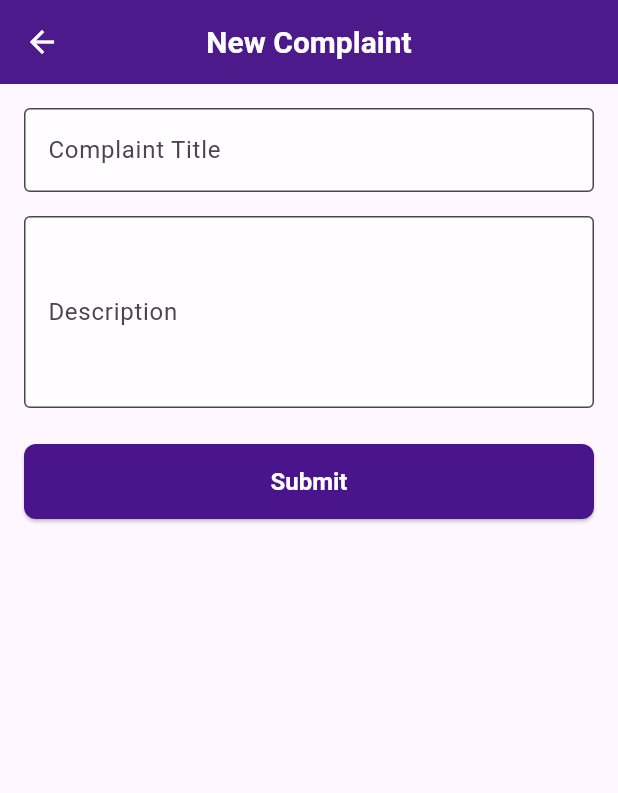
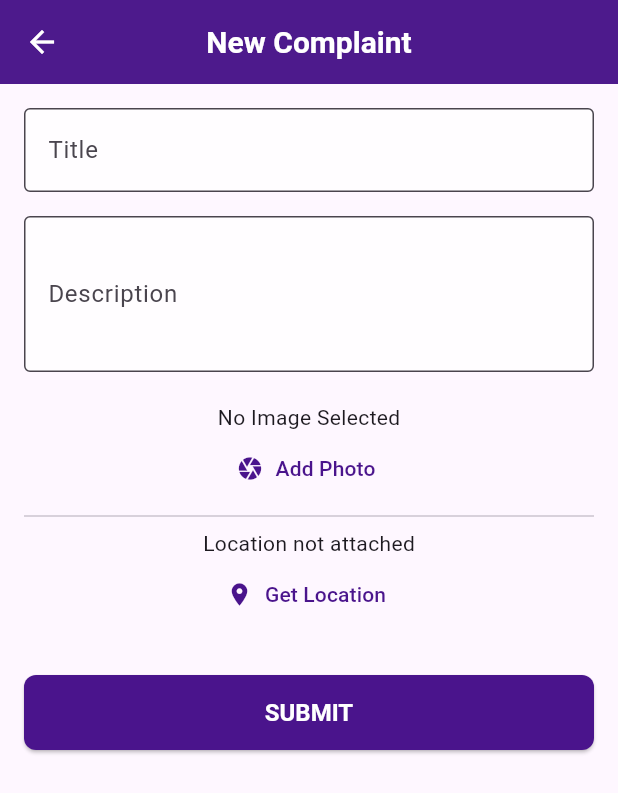
Before and after one commit to ranjith23-hub/complaint_system, a Flutter app: the CitizenDashboardScreen screen opened directly, after a tap on "New Complaint", on a phone screen of 412 x 824 dp. Shown: the top 793 px of the screen. Run offline on Flutter 3.47's test engine with Material 3 defaults, Android fonts, the light colour scheme and no system bars; our stand-ins replace cloud_firestore, firebase_auth, firebase_core, geolocator, image_picker; accounts and stored records are empty; generated files the repository leaves out were written again.

Commit message:
location in add complaint

```diff
--- a/lib/complaint_card.dart
+++ b/lib/complaint_card.dart
@@ -38,6 +38,7 @@ class ComplaintCard extends StatelessWidget {
                     overflow: TextOverflow.ellipsis,
                   ),
                 ),
+
                 Text(
                   DateFormat('MMM d, yyyy').format(complaint.date), // Requires intl package
                   // OR use simple text if you don't have intl:
--- a/lib/screens/add_complaint_screen.dart
+++ b/lib/screens/add_complaint_screen.dart
@@ -1,6 +1,73 @@
+import 'dart:io';
 import 'package:flutter/material.dart';
+import 'package:image_picker/image_picker.dart';
+import 'package:geolocator/geolocator.dart';
 import 'package:cloud_firestore/cloud_firestore.dart';
 import 'package:firebase_auth/firebase_auth.dart';
+//import 'package:firebase_storage/firebase_storage.dart'; // Add this for images
+
+
+class ComplaintSearchDelegate extends SearchDelegate {
+  @override
+  List<Widget>? buildActions(BuildContext context) {
+    return [
+      IconButton(icon: const Icon(Icons.clear), onPressed: () => query = ""),
+    ];
+  }
+
+  @override
+  Widget? buildLeading(BuildContext context) {
+    return IconButton(
+      icon: const Icon(Icons.arrow_back),
+      onPressed: () => close(context, null),
+    );
+  }
+
+  @override
+  Widget buildResults(BuildContext context) {
+    // This triggers when the user hits "Enter"
+    return _buildSearchResults(query);
+  }
+
+  @override
+  Widget buildSuggestions(BuildContext context) {
+    // This triggers while the user is typing
+    if (query.isEmpty) return const Center(child: Text("Search by ID (e.g., COM-123...)"));
+    return _buildSearchResults(query);
+  }
+
+  // --- Helper to query Firestore ---
+  Widget _buildSearchResults(String searchText) {
+    return StreamBuilder<QuerySnapshot>(
+      stream: FirebaseFirestore.instance
+          .collection('complaints')
+          .where('complaintId', isGreaterThanOrEqualTo: searchText.trim().toUpperCase())
+          .where('complaintId', isLessThanOrEqualTo: searchText.trim().toUpperCase() + '\uf8ff')
+          .snapshots(),
+      builder: (context, snapshot) {
+        if (!snapshot.hasData) return const Center(child: CircularProgressIndicator());
+
+        var docs = snapshot.data!.docs;
+        if (docs.isEmpty) return const Center(child: Text("No complaints found."));
+
+        return ListView.builder(
+          itemCount: docs.length,
+          itemBuilder: (context, index) {
+            var data = docs[index].data() as Map<String, dynamic>;
+            return ListTile(
+              title: Text(data['complaintId']),
+              subtitle: Text(data['title']),
+              onTap: () {
+                // Navigate to the detail page we built earlier
+                // close(context, null); // Close search
+              },
+            );
+          },
+        );
+      },
+    );
+  }
+}
 
 class AddComplaintScreen extends StatefulWidget {
   const AddComplaintScreen({super.key});
@@ -11,40 +78,81 @@ class AddComplaintScreen extends StatefulWidget {
 
 class _AddComplaintScreenState extends State<AddComplaintScreen> {
   final _formKey = GlobalKey<FormState>();
-  final TextEditingController _titleController = TextEditingController();
-  final TextEditingController _descController = TextEditingController();
+  final _titleController = TextEditingController();
+  final _descController = TextEditingController();
+
+  File? _image;
+  Position? _currentPosition;
   bool _isSubmitting = false;
+  bool _isLocating = false;
 
+  // --- Logic: Pick Image ---
+  Future<void> _pickImage() async {
+    final pickedFile = await ImagePicker().pickImage(source: ImageSource.gallery, imageQuality: 70);
+    if (pickedFile != null) {
+      setState(() => _image = File(pickedFile.path));
+    }
+  }
+
+  // --- Logic: Get Location ---
+  Future<void> _getCurrentLocation() async {
+    setState(() => _isLocating = true);
+    try {
+      LocationPermission permission = await Geolocator.checkPermission();
+      if (permission == LocationPermission.denied) {
+        permission = await Geolocator.requestPermission();
+      }
+      Position position = await Geolocator.getCurrentPosition(desiredAccuracy: LocationAccuracy.high);
+      setState(() => _currentPosition = position);
+    } catch (e) {
+      ScaffoldMessenger.of(context).showSnackBar(SnackBar(content: Text("Location Error: $e")));
+    } finally {
+      setState(() => _isLocating = false);
+    }
+  }
+
+  // --- Logic: Submit to Firebase ---
   Future<void> _submitComplaint() async {
     if (!_formKey.currentState!.validate()) return;
-
     setState(() => _isSubmitting = true);
 
     try {
       final user = FirebaseAuth.instance.currentUser;
+      String? imageUrl;
 
-      // Write to Firestore
-      await FirebaseFirestore.instance.collection('complaints').add({
+      // 1. Upload Image to Firebase Storage if exists
+     /* if (_image != null) {
+        final ref = FirebaseStorage.instance
+            .ref()
+            .child('complaint_images')
+            .child('${DateTime.now().toIso8601String()}.jpg');
+        await ref.putFile(_image!);
+        imageUrl = await ref.getDownloadURL();
+      }*/
+
+      // 2. Generate your Custom ID (as we discussed)
+      // Example: COM-1734963000-USERUID123
+      String customId = "COM-${DateTime.now().millisecondsSinceEpoch}-${user?.uid.substring(0, 5)}";
+
+      // 3. Save to Firestore
+      await FirebaseFirestore.instance.collection('complaints').doc(customId).set({
+        'complaintId': customId,
         'title': _titleController.text.trim(),
         'description': _descController.text.trim(),
-        'userId': user?.uid,       // Important for filtering later
-        'userEmail': user?.email,
+        'userId': user?.uid,
+        'imageUrl': imageUrl, // Store the URL link
+        'latitude': _currentPosition?.latitude,
+        'longitude': _currentPosition?.longitude,
         'status': 'Pending',
-        'createdAt': FieldValue.serverTimestamp(), // Server-side time
+        'createdAt': FieldValue.serverTimestamp(),
       });
 
       if (mounted) {
-        ScaffoldMessenger.of(context).showSnackBar(
-          const SnackBar(content: Text('Complaint submitted successfully!')),
-        );
-        Navigator.pop(context); // Go back to Dashboard
+        Navigator.pop(context);
+        ScaffoldMessenger.of(context).showSnackBar(const SnackBar(content: Text('Submitted!')));
       }
     } catch (e) {
-      if (mounted) {
-        ScaffoldMessenger.of(context).showSnackBar(
-          SnackBar(content: Text('Error: $e')),
-        );
-      }
+      ScaffoldMessenger.of(context).showSnackBar(SnackBar(content: Text('Error: $e')));
     } finally {
       if (mounted) setState(() => _isSubmitting = false);
     }
@@ -54,40 +162,56 @@ class _AddComplaintScreenState extends State<AddComplaintScreen> {
   Widget build(BuildContext context) {
     return Scaffold(
       appBar: AppBar(title: const Text('New Complaint')),
-      body: Padding(
-        padding: const EdgeInsets.all(16.0),
-        child: Form(
-          key: _formKey,
+      body: Form(
+        key: _formKey,
+        child: SingleChildScrollView(
+          padding: const EdgeInsets.all(16.0),
           child: Column(
             children: [
               TextFormField(
                 controller: _titleController,
-                decoration: const InputDecoration(
-                  labelText: 'Complaint Title',
-                  border: OutlineInputBorder(),
-                ),
-                validator: (val) => val!.isEmpty ? 'Title is required' : null,
+                decoration: const InputDecoration(labelText: 'Title', border: OutlineInputBorder()),
+                validator: (v) => v!.isEmpty ? 'Required' : null,
               ),
               const SizedBox(height: 16),
               TextFormField(
                 controller: _descController,
-                decoration: const InputDecoration(
-                  labelText: 'Description',
-                  border: OutlineInputBorder(),
-                ),
-                maxLines: 4,
-                validator: (val) => val!.isEmpty ? 'Description is required' : null,
+                maxLines: 3,
+                decoration: const InputDecoration(labelText: 'Description', border: OutlineInputBorder()),
+                validator: (v) => v!.isEmpty ? 'Required' : null,
               ),
-              const SizedBox(height: 24),
-              SizedBox(
-                width: double.infinity,
-                height: 50,
-                child: ElevatedButton(
-                  onPressed: _isSubmitting ? null : _submitComplaint,
-                  child: _isSubmitting
-                      ? const CircularProgressIndicator()
-                      : const Text('Submit'),
-                ),
+
+              const SizedBox(height: 20),
+              // Image Preview
+              _image != null
+                  ? Image.file(_image!, height: 150)
+                  : const Text("No Image Selected"),
+              TextButton.icon(
+                  onPressed: _pickImage,
+                  icon: const Icon(Icons.camera),
+                  label: const Text("Add Photo")
+              ),
+
+              const Divider(),
+              // Location Preview
+              _isLocating
+                  ? const CircularProgressIndicator()
+                  : Text(_currentPosition == null
+                  ? "Location not attached"
+                  : "Lat: ${_currentPosition!.latitude.toStringAsFixed(3)}"),
+              TextButton.icon(
+                  onPressed: _getCurrentLocation,
+                  icon: const Icon(Icons.location_on),
+                  label: const Text("Get Location")
+              ),
+
+              const SizedBox(height: 30),
+              _isSubmitting
+                  ? const CircularProgressIndicator()
+                  : ElevatedButton(
+                  style: ElevatedButton.styleFrom(minimumSize: const Size(double.infinity, 50)),
+                  onPressed: _submitComplaint,
+                  child: const Text("SUBMIT")
               ),
             ],
           ),
--- a/lib/screens/citizen_dashboard_screen.dart
+++ b/lib/screens/citizen_dashboard_screen.dart
@@ -14,7 +14,7 @@ class CitizenDashboardScreen extends StatefulWidget {
 }
 
 class _CitizenDashboardScreenState extends State<CitizenDashboardScreen> {
-  // Get current user to filter complaints
+
   final User? currentUser = FirebaseAuth.instance.currentUser;
 
   @override
@@ -23,6 +23,15 @@ class _CitizenDashboardScreenState extends State<CitizenDashboardScreen> {
       appBar: AppBar(
         title: const Text('My Complaints'),
         actions: [
+          IconButton(
+            icon: const Icon(Icons.search),
+            onPressed: () {
+              showSearch(
+                context: context,
+                delegate: ComplaintSearchDelegate(),
+              );
+            },
+          ),
           IconButton(
             icon: const Icon(Icons.logout),
             onPressed: () async {
```
Also changed, not shown: 4 other files.
